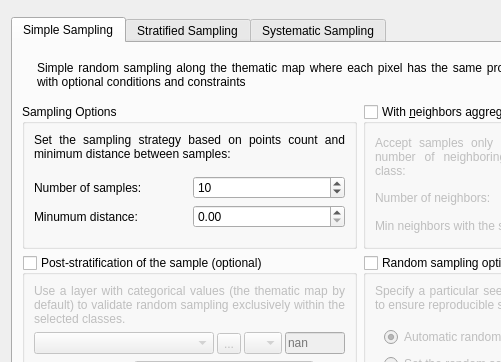
First picture: the form in ui/sampling_design_window.ui, repository SMByC/AcATaMa, before the edit; both pictures show x 0 to 501 and y 0 to 362 of the 674 by 700 pixel window.
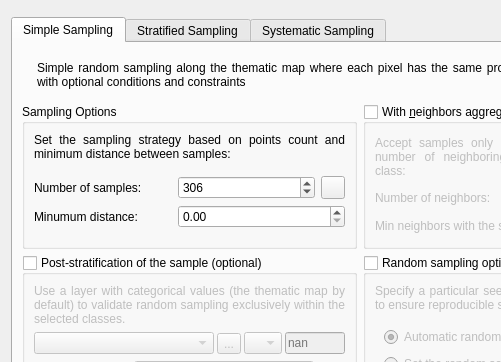
Second picture: the form after the edit. Icons and pictures are not drawn. Custom widgets are drawn as their Qt base class.

Commit message: New dialog tool for estimating the appropriate sample size for simple random sampling using the equation by Stehman and Foody (2019), and Cochran (1977)

```diff
--- a/ui/sampling_design_window.ui
+++ b/ui/sampling_design_window.ui
@@ -137,7 +137,7 @@
                    <number>999999</number>
                   </property>
                   <property name="value">
-                   <number>10</number>
+                   <number>306</number>
                   </property>
                  </widget>
                 </item>
@@ -148,7 +148,21 @@
                   </property>
                  </widget>
                 </item>
-                <item row="1" column="1">
+                <item row="0" column="2">
+                 <widget class="QToolButton" name="QPBtn_DeterNumSamples">
+                  <property name="toolTip">
+                   <string>Determine the sample size</string>
+                  </property>
+                  <property name="text">
+                   <string/>
+                  </property>
+                  <property name="icon">
+                   <iconset>
+                    <normaloff>:/plugins/AcATaMa/icons/determine_num_samples.svg</normaloff>:/plugins/AcATaMa/icons/determine_num_samples.svg</iconset>
+                  </property>
+                 </widget>
+                </item>
+                <item row="1" column="1" colspan="2">
                  <widget class="QDoubleSpinBox" name="minDistance_SimpRS"/>
                 </item>
                </layout>
```
The commit also changes 7 other files.
